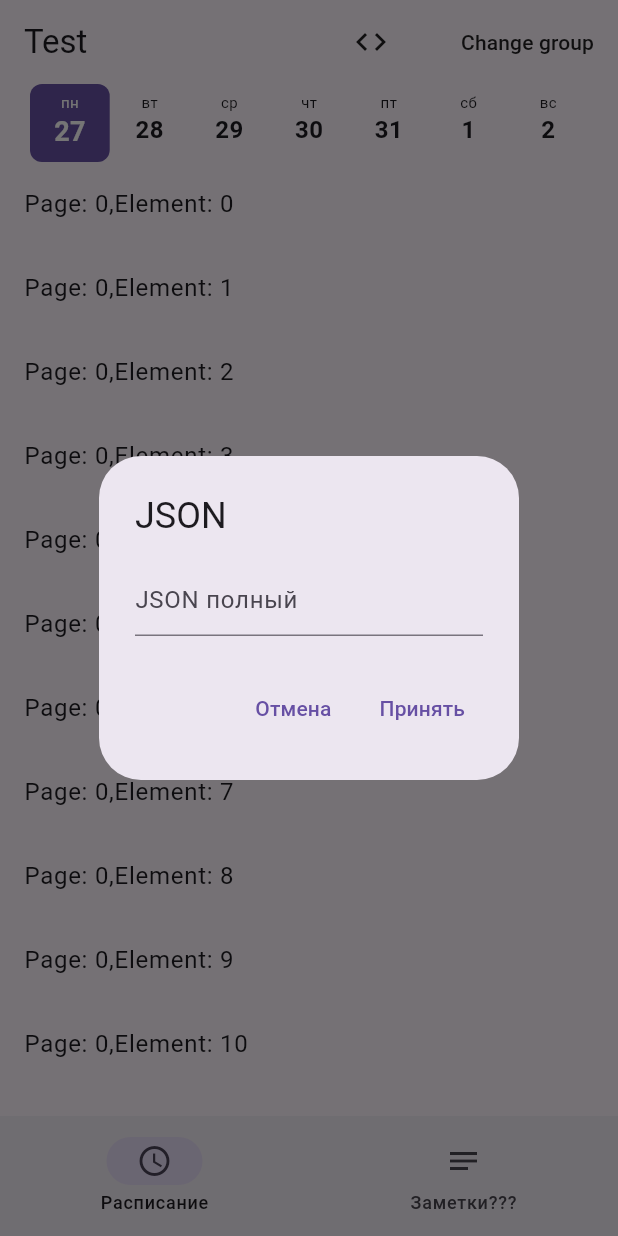
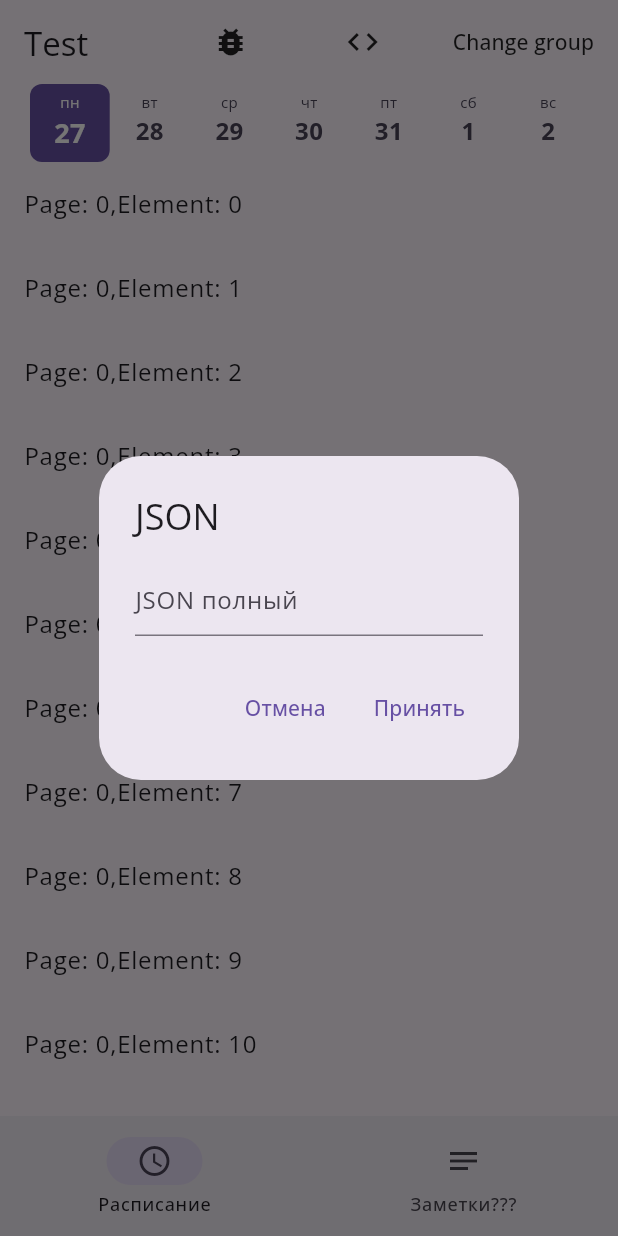
Before and after one commit to simbirskiif/flutter-schedule-ulstu, a Flutter app: the screen it shows after launch, after a tap on the "code" icon, on a phone screen of 412 x 824 dp. Run offline on Flutter 3.47's test engine with Material 3 defaults, Android fonts, the phone set to English and light mode, and no system bars; drawn by our look-alikes of dynamic_color, table_calendar; our stand-ins replace google_fonts; missing offline and left inert: dart:ffi, expressive_loading_indicator, expressive_refresh, progress_indicator_m3e, system_theme.

Commit message:
мб, что-то сделал

```diff
--- a/analysis_options.yaml
+++ b/analysis_options.yaml
@@ -10,6 +10,7 @@
 analyzer:
   errors:
     unrelated_type_equality_checks: ignore
+    deprecated_member_use: ignore
 include: package:flutter_lints/flutter.yaml
 
 linter:
--- a/lib/main.dart
+++ b/lib/main.dart
@@ -11,11 +11,13 @@ import 'package:flutter/foundation.dart';
 import 'package:flutter/material.dart';
 import 'package:flutter/rendering.dart';
 import 'package:flutter_localizations/flutter_localizations.dart';
+import 'package:google_fonts/google_fonts.dart';
 import 'package:progress_indicator_m3e/progress_indicator_m3e.dart';
 import 'package:system_theme/system_theme.dart';
 import 'package:table_calendar/table_calendar.dart';
-import 'package:timetable/chill_widget.dart' hide Colors;
-import 'package:timetable/lesson_widget.dart';
+import 'package:timetable/other/debug_window.dart';
+import 'package:timetable/widgets/chill_widget.dart' hide Colors;
+import 'package:timetable/widgets/lesson_widget.dart';
 import 'package:timetable/screens/notes_screen.dart';
 import 'package:timetable/screens/schedule_screen.dart';
 import 'package:timetable/utils/filter.dart';
@@ -40,11 +42,13 @@ void main() {
           debugShowCheckedModeBanner: false,
           themeMode: ThemeMode.system,
           darkTheme: ThemeData(
+            textTheme: GoogleFonts.openSansTextTheme(),
             colorScheme: dark,
             useMaterial3: true,
             useSystemColors: true,
           ),
           theme: ThemeData(
+            textTheme: GoogleFonts.openSansTextTheme(),
             colorScheme: light,
             useSystemColors: true,
             useMaterial3: true,
@@ -77,6 +81,19 @@ class _MainState extends State<Main> {
             title: Text("Test"),
             actions: [
               // ExpressiveLoadingIndicator(),
+              MaterialButton(
+                onPressed: () {
+                  Navigator.push(
+                    context,
+                    MaterialPageRoute(
+                      builder: (context) {
+                        return DebugWindow();
+                      },
+                    ),
+                  );
+                },
+                child: Icon(Icons.bug_report),
+              ),
               MaterialButton(
                 onPressed: () {
                   final controller = TextEditingController();
@@ -167,7 +184,6 @@ class _MainState extends State<Main> {
               Expanded(
                 child: IndexedStack(index: _selectedScreen, children: _screens),
               ),
-
             ],
           ),
         );
--- a/lib/screens/notes_screen.dart
+++ b/lib/screens/notes_screen.dart
@@ -7,6 +7,7 @@ import 'package:flutter/material.dart';
 import 'package:timetable/main.dart';
 import 'package:timetable/models/note.dart';
 import 'package:timetable/screens/schedule_screen.dart';
+import 'package:timetable/widgets/new_lesson_widget.dart';
 
 class NotesScreen extends StatefulWidget {
   const NotesScreen({super.key});
@@ -69,10 +70,11 @@ class _NotesScreenState extends State<NotesScreen> {
         //     ),
         //   ),
         // ),
-        Padding(
-          padding: EdgeInsetsGeometry.symmetric(horizontal: 16),
-          child: InitialCard(),
-        ),
+
+        // Padding(
+        //   padding: EdgeInsetsGeometry.symmetric(horizontal: 16),
+        //   child: InitialCard(),
+        // ),
         Padding(
           padding: EdgeInsetsGeometry.symmetric(horizontal: 16),
           child: OpenContainerTest(),
@@ -82,99 +84,98 @@ class _NotesScreenState extends State<NotesScreen> {
   }
 }
 
-class InitialCard extends StatelessWidget {
-  const InitialCard({super.key});
+// class InitialCard extends StatelessWidget {
+//   const InitialCard({super.key});
 
-  @override
-  Widget build(BuildContext context) {
-    return GestureDetector(
-      onTap: () {
-        Navigator.push(context, _createRoute());
-      },
-      child: Center(
-        child: SizedBox(
-          width: double.infinity,
-          height: 150,
-          // color: ColorScheme.of(context).surfaceContainer,
-          child: Padding(
-            padding: EdgeInsetsGeometry.all(0),
-            child: Hero(
-              tag: "tag",
-              child: Material(
-                borderRadius: BorderRadius.circular(16),
-                color: ColorScheme.of(context).surfaceVariant,
-                child: Padding(
-                  padding: EdgeInsets.all(10),
-                  child: Column(
-                    children: [
-                      Text(
-                        "data",
-                        style: TextStyle(color: Colors.black, fontSize: 16),
-                      ),
-                    ],
-                  ),
-                ),
-              ),
-            ),
-          ),
-        ),
-      ),
-    );
-  }
-}
+//   @override
+//   Widget build(BuildContext context) {
+//     return GestureDetector(
+//       onTap: () {
+//         Navigator.push(context, _createRoute());
+//       },
+//       child: Center(
+//         child: SizedBox(
+//           width: double.infinity,
+//           height: 150,
+//           // color: ColorScheme.of(context).surfaceContainer,
+//           child: Padding(
+//             padding: EdgeInsetsGeometry.all(0),
+//             child: Hero(
+//               tag: "tag",
+//               child: Material(
+//                 borderRadius: BorderRadius.circular(16),
+//                 color: ColorScheme.of(context).surfaceVariant,
+//                 child: Padding(
+//                   padding: EdgeInsets.all(10),
+//                   child: Column(
+//                     children: [
+//                       Text(
+//                         "data",
+//                         style: TextStyle(color: Colors.black, fontSize: 16),
+//                       ),
+//                     ],
+//                   ),
+//                 ),
+//               ),
+//             ),
+//           ),
+//         ),
+//       ),
+//     );
+//   }
+// }
 
-class FullScreenView extends StatelessWidget {
-  const FullScreenView({super.key});
+// class FullScreenView extends StatelessWidget {
+//   const FullScreenView({super.key});
 
-  @override
-  Widget build(BuildContext context) {
-    return Scaffold(
-      appBar: AppBar(),
-      body: Center(
-        child: Hero(
-          tag: "tag",
-          child: Material(
-            color: ColorScheme.of(context).surfaceVariant,
-            child: SizedBox.expand(
-              child: Center(
-                child: Column(
-                  mainAxisAlignment: MainAxisAlignment.center,
-                  children: [
-                    Text(
-                      "data",
-                      style: TextStyle(color: Colors.black, fontSize: 48),
-                    ),
-                    SizedBox(height: 20),
-                    ElevatedButton(
-                      onPressed: () {
-                        Navigator.pop(context);
-                      },
-                      child: Text("Close"),
-                    ),
-                  ],
-                ),
-              ),
-            ),
-          ),
-        ),
-      ),
-    );
-  }
-}
+//   @override
+//   Widget build(BuildContext context) {
+//     return Scaffold(
+//       appBar: AppBar(),
+//       body: Center(
+//         child: Hero(
+//           tag: "tag",
+//           child: Material(
+//             color: ColorScheme.of(context).surfaceVariant,
+//             child: SizedBox.expand(
+//               child: Center(
+//                 child: Column(
+//                   mainAxisAlignment: MainAxisAlignment.center,
+//                   children: [
+//                     Text(
+//                       "data",
+//                       style: TextStyle(color: Colors.black, fontSize: 48),
+//                     ),
+//                     SizedBox(height: 20),
+//                     ElevatedButton(
+//                       onPressed: () {
+//                         Navigator.pop(context);
+//                       },
+//                       child: Text("Close"),
+//                     ),
+//                   ],
+//                 ),
+//               ),
+//             ),
+//           ),
+//         ),
+//       ),
+//     );
+//   }
+// }
 
-PageRouteBuilder _createRoute() {
-  return PageRouteBuilder(
-    // Целевой виджет
-    pageBuilder: (context, animation, secondaryAnimation) =>
-        const FullScreenView(),
-    transitionsBuilder: (context, animation, secondaryAnimation, child) {
-      return child;
-    },
-    opaque: false,
-    fullscreenDialog: true,
-    transitionDuration: const Duration(milliseconds: 500),
-  );
-}
+// PageRouteBuilder _createRoute() {
+//   return PageRouteBuilder(
+//     pageBuilder: (context, animation, secondaryAnimation) =>
+//         const FullScreenView(),
+//     transitionsBuilder: (context, animation, secondaryAnimation, child) {
+//       return child;
+//     },
+//     opaque: false,
+//     fullscreenDialog: true,
+//     transitionDuration: const Duration(milliseconds: 500),
+//   );
+// }
 
 class OpenContainerTest extends StatelessWidget {
   const OpenContainerTest({super.key});
@@ -195,24 +196,8 @@ class OpenContainerTest extends StatelessWidget {
           },
           child: SizedBox(
             width: double.infinity,
-            child: Padding(
-              padding: EdgeInsetsGeometry.symmetric(horizontal: 16),
-              child: Material(
-                borderRadius: BorderRadius.circular(16),
-                color: ColorScheme.of(context).surfaceVariant,
-                child: Padding(
-                  padding: EdgeInsets.all(10),
-                  child: Column(
-                    children: [
-                      Text(
-                        "data",
-                        style: TextStyle(color: Colors.black, fontSize: 16),
-                      ),
-                    ],
-                  ),
-                ),
-              ),
-            ),
+            height: 150,
+            child: NewLessonWidget(lesson: null,),
           ),
         );
       },
--- a/lib/screens/schedule_screen.dart
+++ b/lib/screens/schedule_screen.dart
@@ -79,13 +79,24 @@ class _ScheduleScreenState extends State<ScheduleScreen> {
                       child: Column(
                         children: [
                           SizedBox(height: 5),
-                          Text(weekDay, style: TextStyle(fontSize: 10)),
+                          Text(
+                            weekDay,
+                            style: TextStyle(
+                              fontSize: 10,
+                              color: ColorScheme.of(
+                                context,
+                              ).onSecondaryContainer,
+                            ),
+                          ),
                           SizedBox(height: 0),
                           Text(
                             "${day.day}",
                             style: TextStyle(
                               fontSize: 16,
                               fontWeight: FontWeight.bold,
+                              color: ColorScheme.of(
+                                context,
+                              ).onSecondaryContainer,
                             ),
                           ),
                         ],
@@ -141,13 +152,24 @@ class _ScheduleScreenState extends State<ScheduleScreen> {
                       child: Column(
                         children: [
                           SizedBox(height: 5),
-                          Text(weekDay, style: TextStyle(fontSize: 10)),
+                          Text(
+                            weekDay,
+                            style: TextStyle(
+                              fontSize: 10,
+                              color: ColorScheme.of(
+                                context,
+                              ).onSecondaryContainer,
+                            ),
+                          ),
                           SizedBox(height: 0),
                           Text(
                             "${day.day}",
                             style: TextStyle(
                               fontSize: 16,
                               fontWeight: FontWeight.bold,
+                              color: ColorScheme.of(
+                                context,
+                              ).onSecondaryContainer,
                             ),
                           ),
                         ],
--- a/lib/test.dart
+++ b/lib/test.dart
@@ -3,11 +3,13 @@ import 'package:flutter/material.dart';
 
 
 class LiquidGlassRegularMedium extends StatelessWidget {
+  const LiquidGlassRegularMedium({super.key});
+
   @override
   Widget build(BuildContext context) {
     return Column(
       children: [
-        Container(
+        SizedBox(
           width: 445,
           height: 160,
           child: Stack(
@@ -15,7 +17,7 @@ class LiquidGlassRegularMedium extends StatelessWidget {
               Positioned(
                 left: -26,
                 top: -26,
-                child: Container(
+                child: SizedBox(
                   width: 497,
                   height: 212,
                   child: Stack(
--- a/lib/utils/lessons.dart
+++ b/lib/utils/lessons.dart
@@ -1,7 +1,7 @@
 // ignore_for_file: public_member_api_docs, sort_constructors_first
 import 'dart:convert';
 
-import 'package:timetable/lesson_type_widget.dart';
+import 'package:timetable/widgets/lesson_type_widget.dart';
 
 class Lesson {
   final int week;
--- a/lib/lesson_type_widget.dart
+++ b/lib/widgets/lesson_type_widget.dart
@@ -29,4 +29,4 @@ class LessonTypeWidget extends StatelessWidget {
   }
 }
 
-enum LessonTypes { lecture, practice, seminar }
+enum LessonTypes { lecture, practice, seminar, undefined }
--- /dev/null
+++ b/lib/widgets/new_lesson_widget.dart
@@ -0,0 +1,104 @@
+// ignore_for_file: deprecated_member_use
+
+import 'package:flutter/material.dart';
+import 'package:progress_indicator_m3e/progress_indicator_m3e.dart';
+import 'package:timetable/utils/lessons.dart';
+
+class NewLessonWidget extends StatelessWidget {
+  final Lesson? lesson;
+  const NewLessonWidget({super.key, required this.lesson});
+
+  @override
+  Widget build(BuildContext context) {
+    return ConstrainedBox(
+      constraints: BoxConstraints(maxWidth: 650),
+      child: SizedBox(
+        width: double.infinity,
+        height: 150,
+        child: Material(
+          borderRadius: BorderRadius.all(Radius.circular(16)),
+          color: ColorScheme.of(context).surfaceVariant,
+          child: Padding(
+            padding: EdgeInsetsGeometry.all(16),
+            child: Column(
+              spacing: 2,
+              children: [
+                Align(
+                  alignment: AlignmentGeometry.topLeft,
+                  child: SizedBox(
+                    child: RichText(
+                      maxLines: 2,
+                      text: TextSpan(
+                        children: [
+                          WidgetSpan(
+                            child: Padding(
+                              padding: EdgeInsetsGeometry.only(right: 2),
+                              child: SizedBox(
+                                width: 80,
+                                height: 16,
+                                child: Material(
+                                  color: Colors.red,
+                                  child: Text(
+                                    "Тип занятия",
+                                    style: TextStyle(fontSize: 10),
+                                  ),
+                                ),
+                              ),
+                            ),
+                          ),
+                          TextSpan(
+                            text:
+                                "Занятие Занятие Занятие Занятие Занятие Занятие Занятие ",
+                          ),
+                        ],
+                      ),
+                    ),
+                  ),
+                ),
+                Spacer(),
+                Row(
+                  children: [
+                    Expanded(
+                      flex: 3,
+                      child: Row(
+                        spacing: 2,
+                        children: [Icon(Icons.person), Text("Имя препода")],
+                      ),
+                    ),
+                    Expanded(
+                      flex: 1,
+                      child: Align(
+                        alignment: AlignmentGeometry.centerRight,
+                        child: Row(
+                          mainAxisSize: MainAxisSize.min,
+                          children: [
+                            Text("Кабинет"),
+                            Icon(Icons.door_back_door_outlined),
+                          ],
+                        ),
+                      ),
+                    ),
+                  ],
+                ),
+                Column(
+                  spacing: 2,
+                  children: [
+                    Align(
+                      alignment: AlignmentGeometry.centerLeft,
+                      child: Text("Еще 40 минут"),
+                    ),
+                    LinearProgressIndicatorM3E(
+                      value: 0.6,
+                      size: LinearProgressM3ESize.s,
+                      shape: ProgressM3EShape.wavy,
+                    ),
+                  ],
+                ),
+              ],
+            ),
+          ),
+        ),
+      ),
+    );
+  }
+}
--- a/pubspec.yaml
+++ b/pubspec.yaml
@@ -45,6 +45,7 @@ dependencies:
   progress_indicator_m3e: ^0.1.1
   intl: ^0.20.2
   animations: ^2.1.0
+  google_fonts: ^6.3.2
 
 dev_dependencies:
   flutter_test:
```
Also changed, not shown: lib/other/debug_window.dart (added, +89 -0 lines), lib/utils/color_utils.dart (added, +41 -0 lines), lib/widgets/lesson_widget.dart (renamed from lib/lesson_widget.dart, +13 -2 lines), lib/widgets/chill_widget.dart (renamed from lib/chill_widget.dart), pubspec.lock, 2 other files.
